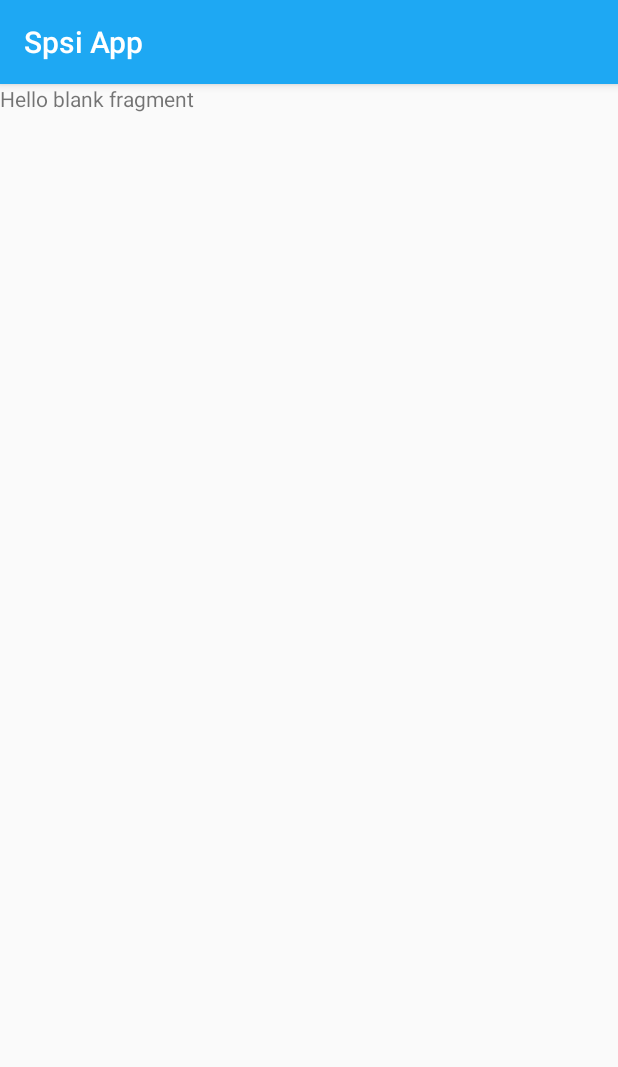
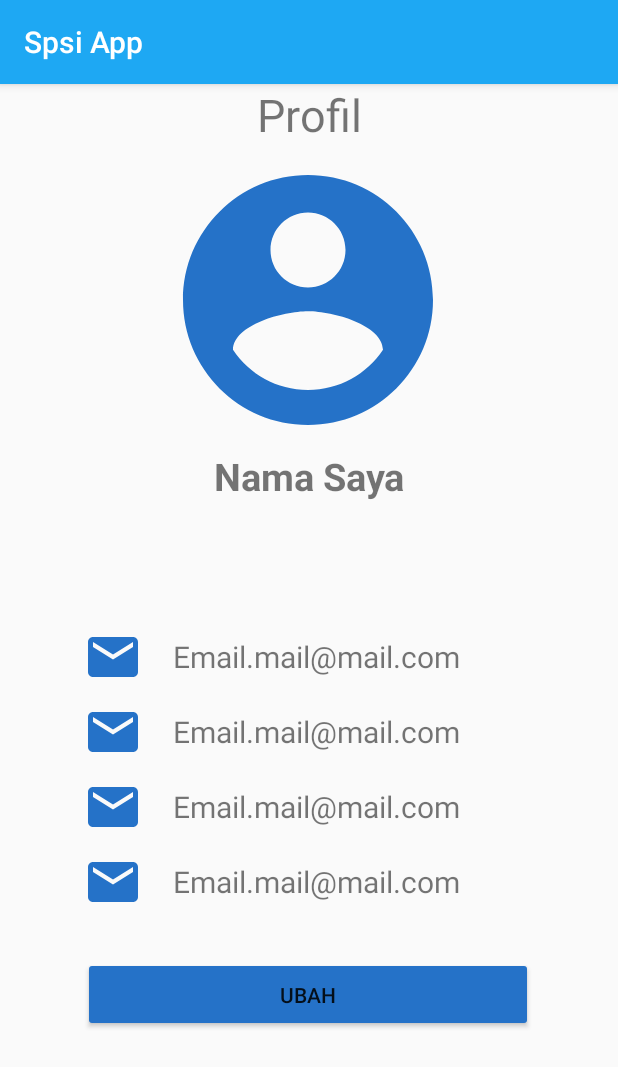
Before and after one commit to vikyyahya/Spsi-App, an Android app: the fragment ProfileFragment shown on its own in the app's theme, on a phone screen of 412 x 824 dp. Shown: the top 1067 px of the screen. Run offline under Robolectric (Android 15) with nearby library versions, the phone set to English and light mode, and no system bars.

Commit message:
add profile

```diff
--- /dev/null
+++ b/app/src/main/res/drawable/ic_account_circle_black_24dp.xml
@@ -0,0 +1,5 @@
+<vector android:height="24dp" android:tint="#2572C8"
+    android:viewportHeight="24.0" android:viewportWidth="24.0"
+    android:width="24dp" xmlns:android="http://schemas.android.com/apk/res/android">
+    <path android:fillColor="#FF000000" android:pathData="M12,2C6.48,2 2,6.48 2,12s4.48,10 10,10 10,-4.48 10,-10S17.52,2 12,2zM12,5c1.66,0 3,1.34 3,3s-1.34,3 -3,3 -3,-1.34 -3,-3 1.34,-3 3,-3zM12,19.2c-2.5,0 -4.71,-1.28 -6,-3.22 0.03,-1.99 4,-3.08 6,-3.08 1.99,0 5.97,1.09 6,3.08 -1.29,1.94 -3.5,3.22 -6,3.22z"/>
+</vector>
--- /dev/null
+++ b/app/src/main/res/drawable/ic_mail_black_24dp.xml
@@ -0,0 +1,5 @@
+<vector android:height="24dp" android:tint="#2572C8"
+    android:viewportHeight="24.0" android:viewportWidth="24.0"
+    android:width="24dp" xmlns:android="http://schemas.android.com/apk/res/android">
+    <path android:fillColor="#FF000000" android:pathData="M20,4L4,4c-1.1,0 -1.99,0.9 -1.99,2L2,18c0,1.1 0.9,2 2,2h16c1.1,0 2,-0.9 2,-2L22,6c0,-1.1 -0.9,-2 -2,-2zM20,8l-8,5 -8,-5L4,6l8,5 8,-5v2z"/>
+</vector>
--- a/app/src/main/res/layout/fragment_profile.xml
+++ b/app/src/main/res/layout/fragment_profile.xml
@@ -1,14 +1,152 @@
 <?xml version="1.0" encoding="utf-8"?>
 <FrameLayout xmlns:android="http://schemas.android.com/apk/res/android"
+    xmlns:app="http://schemas.android.com/apk/res-auto"
     xmlns:tools="http://schemas.android.com/tools"
     android:layout_width="match_parent"
     android:layout_height="match_parent"
     tools:context=".profile.ProfileFragment">
 
-    <!-- TODO: Update blank fragment layout -->
-    <TextView
+    <androidx.constraintlayout.widget.ConstraintLayout
         android:layout_width="match_parent"
-        android:layout_height="match_parent"
-        android:text="@string/hello_blank_fragment" />
+        android:layout_height="match_parent">
 
+        <TextView
+            android:layout_width="wrap_content"
+            android:layout_height="wrap_content"
+            android:text="Profil"
+            android:textSize="30sp"
+            app:layout_constraintEnd_toEndOf="parent"
+            app:layout_constraintStart_toStartOf="parent"
+            app:layout_constraintTop_toTopOf="parent"></TextView>
+
+        <ImageView
+            android:id="@+id/imageView"
+            android:layout_width="200dp"
+            android:layout_height="200dp"
+            android:src="@drawable/ic_account_circle_black_24dp"
+            app:layout_constraintBottom_toBottomOf="parent"
+            app:layout_constraintEnd_toEndOf="parent"
+            app:layout_constraintHorizontal_bias="0.497"
+            app:layout_constraintStart_toStartOf="parent"
+            app:layout_constraintTop_toTopOf="parent"
+            app:layout_constraintVertical_bias="0.077"></ImageView>
+
+
+        <TextView
+            android:layout_width="wrap_content"
+            android:layout_height="wrap_content"
+            android:text="Nama Saya"
+            android:textSize="25sp"
+            android:textStyle="bold"
+            app:layout_constraintEnd_toEndOf="parent"
+            app:layout_constraintStart_toStartOf="parent"
+            app:layout_constraintTop_toBottomOf="@+id/imageView"/>
+
+        <LinearLayout
+            android:layout_width="300dp"
+            android:layout_height="wrap_content"
+            android:layout_marginTop="108dp"
+            android:orientation="vertical"
+            app:layout_constraintEnd_toEndOf="parent"
+            app:layout_constraintHorizontal_bias="0.495"
+            app:layout_constraintStart_toStartOf="parent"
+            app:layout_constraintTop_toBottomOf="@+id/imageView">
+
+
+            <LinearLayout
+                android:layout_width="match_parent"
+                android:layout_height="wrap_content"
+                android:gravity="center_vertical"
+                android:layout_marginTop="10dp"
+                android:orientation="horizontal">
+                <ImageView
+                    android:layout_width="40dp"
+                    android:layout_height="40dp"
+                    android:src="@drawable/ic_mail_black_24dp">
+                </ImageView>
+                <TextView
+                    android:layout_width="wrap_content"
+                    android:layout_height="wrap_content"
+                    android:layout_marginLeft="20dp"
+                    android:text="Email.mail@mail.com"
+                    android:textSize="20sp">
+                </TextView>
+            </LinearLayout>
+
+            <LinearLayout
+                android:layout_width="match_parent"
+                android:layout_height="wrap_content"
+                android:gravity="center_vertical"
+                android:layout_marginTop="10dp"
+                android:orientation="horizontal">
+                <ImageView
+                    android:layout_width="40dp"
+                    android:layout_height="40dp"
+                    android:src="@drawable/ic_mail_black_24dp">
+                </ImageView>
+                <TextView
+                    android:layout_width="wrap_content"
+                    android:layout_height="wrap_content"
+                    android:layout_marginLeft="20dp"
+                    android:text="Email.mail@mail.com"
+                    android:textSize="20sp">
+                </TextView>
+            </LinearLayout>
+
+            <LinearLayout
+                android:layout_width="match_parent"
+                android:layout_height="wrap_content"
+                android:gravity="center_vertical"
+                android:layout_marginTop="10dp"
+                android:orientation="horizontal">
+                <ImageView
+                    android:layout_width="40dp"
+                    android:layout_height="40dp"
+                    android:src="@drawable/ic_mail_black_24dp">
+                </ImageView>
+                <TextView
+                    android:layout_width="wrap_content"
+                    android:layout_height="wrap_content"
+                    android:layout_marginLeft="20dp"
+                    android:text="Email.mail@mail.com"
+                    android:textSize="20sp">
+                </TextView>
+            </LinearLayout>
+
+            <LinearLayout
+                android:layout_width="match_parent"
+                android:layout_height="wrap_content"
+                android:gravity="center_vertical"
+                android:layout_marginTop="10dp"
+                android:orientation="horizontal">
+                <ImageView
+                    android:layout_width="40dp"
+                    android:layout_height="40dp"
+                    android:src="@drawable/ic_mail_black_24dp">
+                </ImageView>
+                <TextView
+                    android:layout_width="wrap_content"
+                    android:layout_height="wrap_content"
+                    android:layout_marginLeft="20dp"
+                    android:text="Email.mail@mail.com"
+                    android:textSize="20sp">
+                </TextView>
+            </LinearLayout>
+
+
+            <Button
+                android:layout_width="match_parent"
+                android:layout_height="50dp"
+                android:layout_marginTop="30dp"
+                android:backgroundTint="#2572C8"
+                android:text="Ubah"></Button>
+
+
+
+
+
+        </LinearLayout>
+
+
+    </androidx.constraintlayout.widget.ConstraintLayout>
 </FrameLayout>
```
